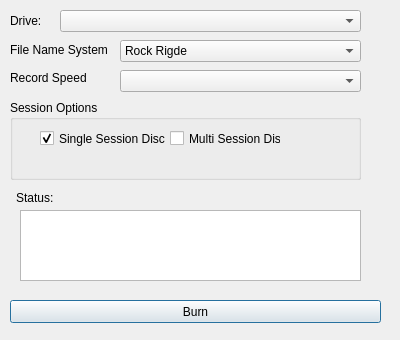
Before: the Qt Designer form Easy_Music_Burner/burnmusicdirectdialog.ui in wp2/EasyMusicBurner, drawn with Qt 5.
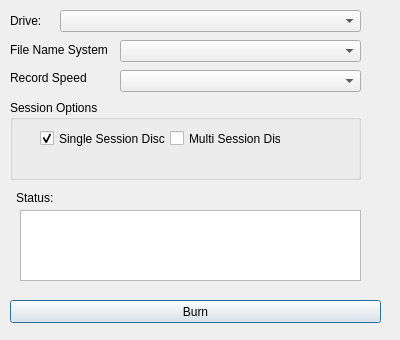
After: the same form once the commit is applied.

Diff of the .ui file:
```diff
--- a/Easy_Music_Burner/burnmusicdirectdialog.ui
+++ b/Easy_Music_Burner/burnmusicdirectdialog.ui
@@ -58,16 +58,6 @@
      <height>22</height>
     </rect>
    </property>
-   <item>
-    <property name="text">
-     <string>Rock Rigde</string>
-    </property>
-   </item>
-   <item>
-    <property name="text">
-     <string>Joliet</string>
-    </property>
-   </item>
   </widget>
   <widget class="QLabel" name="label_3">
    <property name="geometry">
```
Left out of the diff: 10 changed lines with no effect on the pictures.
